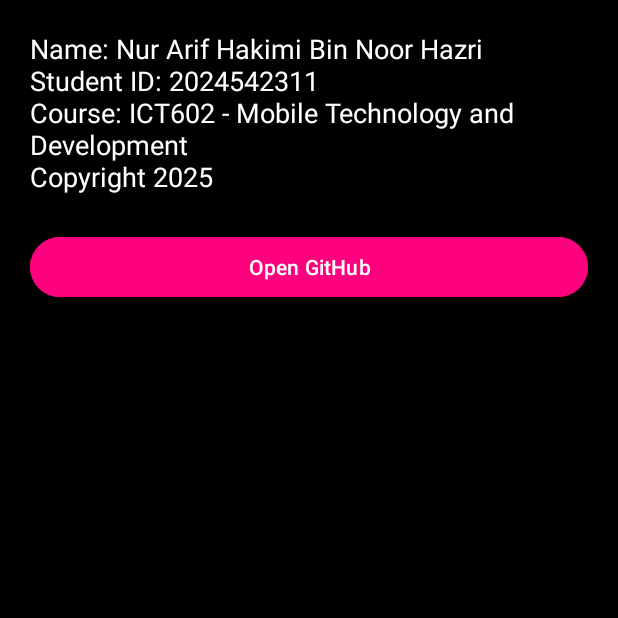
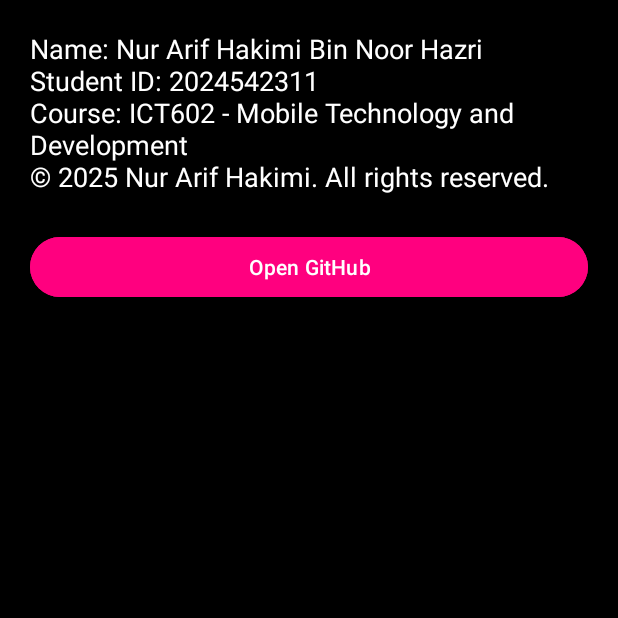
Before and after one commit to arifhxkimi/ElectricBillEstimator, an Android app: the AboutActivity screen opened directly, with no data from a screen before it, on a phone screen of 412 x 824 dp, the top half of it. Run offline under Robolectric (Android 15) with nearby library versions, the phone set to English and light mode, and no system bars.

Commit message:
Updated layout and about page

```diff
--- a/app/src/main/java/com/example/individualassignment_arif/AboutActivity.java
+++ b/app/src/main/java/com/example/individualassignment_arif/AboutActivity.java
@@ -20,7 +20,7 @@ public class AboutActivity extends AppCompatActivity {
         about.setText("Name: Nur Arif Hakimi Bin Noor Hazri\n" +
                 "Student ID: 2024542311\n" +
                 "Course: ICT602 - Mobile Technology and Development\n" +
-                "Copyright 2025");
+                "© 2025 Nur Arif Hakimi. All rights reserved.");
 
         btnGit.setOnClickListener(v -> {
             Intent browserIntent = new Intent(Intent.ACTION_VIEW, Uri.parse("https://github.com/arifhxkimi/ElectricBillEstimator"));
```
Also changed, not shown: app/src/main/res/layout/activity_main.xml (+6 -6 lines), app/src/main/res/layout/activity_splash.xml (+4 -4 lines).
